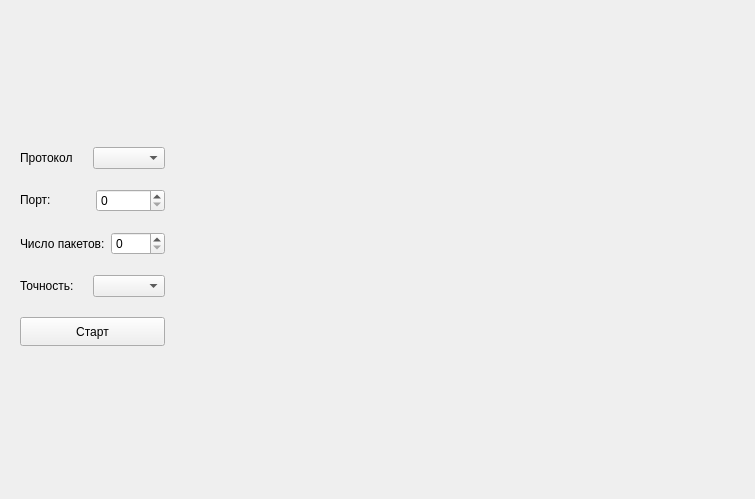
First picture: the form in gui/forms/recvtimestampwidget.ui, repository OSLL/Linux_FreeBSD_networking_perf, before the edit.
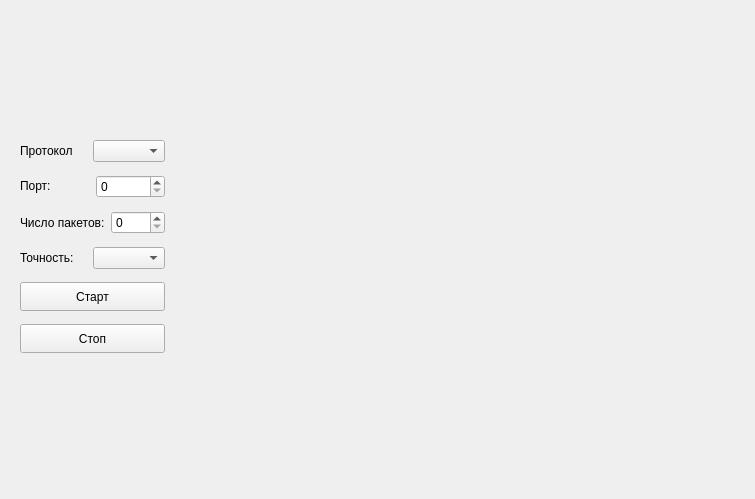
Second picture: the form after the edit.

Commit message: feat(gui): timestamps stop btn

Patch:
```diff
--- a/gui/forms/recvtimestampwidget.ui
+++ b/gui/forms/recvtimestampwidget.ui
@@ -117,6 +117,19 @@
           </property>
          </widget>
         </item>
+        <item>
+         <widget class="QPushButton" name="stopButton">
+          <property name="maximumSize">
+           <size>
+            <width>16777215</width>
+            <height>29</height>
+           </size>
+          </property>
+          <property name="text">
+           <string>Стоп</string>
+          </property>
+         </widget>
+        </item>
        </layout>
       </widget>
      </item>
```
The commit also changes 8 other files.
